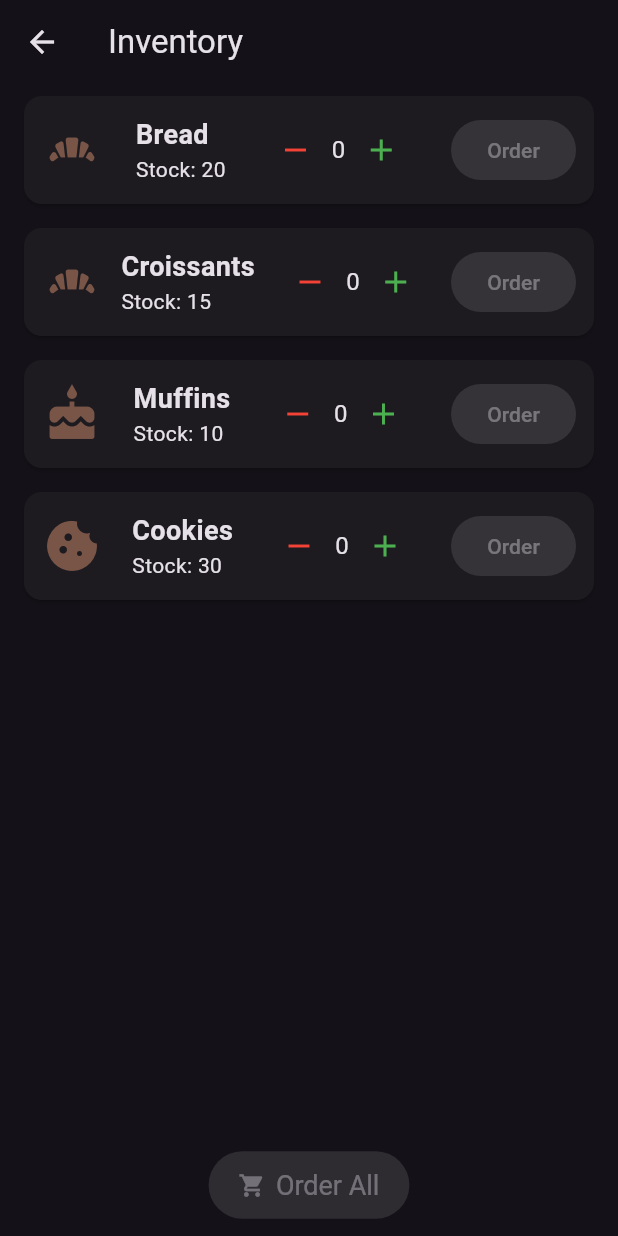
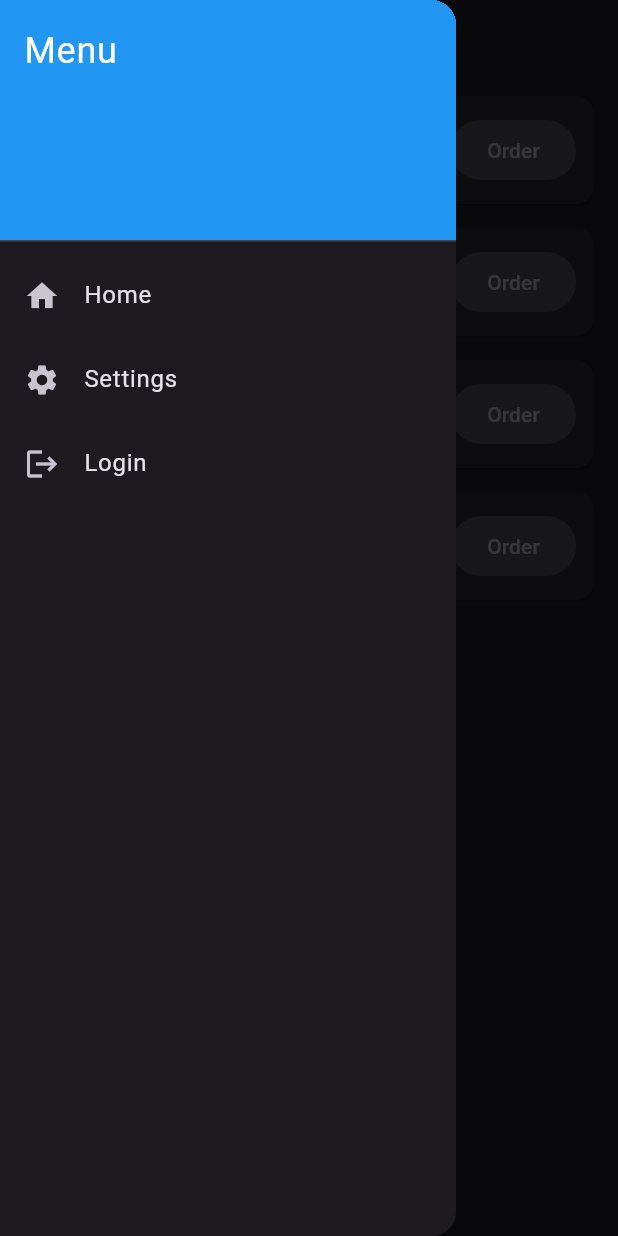
Before and after one commit to VoxMonstra/CSC-4610-Web-Warriors, a Flutter app: the InventoryPage screen opened by its route, with the side drawer open (before the commit the screen has no drawer), on a phone screen of 412 x 824 dp. Run offline on Flutter 3.47's test engine with Material 3 defaults, Android fonts, the phone set to English and light mode, and no system bars; our stand-ins replace shared_preferences; missing offline and left inert: mysql1; accounts and stored records are empty.

Commit message:
Chore: Add drawer to inventory screen

```diff
--- a/src/lib/screens/inventory.dart
+++ b/src/lib/screens/inventory.dart
@@ -1,4 +1,5 @@
 import 'package:flutter/material.dart';
+import 'package:src/widgets/drawer.dart';
 
 class InventoryPage extends StatefulWidget {
   const InventoryPage({super.key});
@@ -68,6 +69,7 @@ class _InventoryPageState extends State<InventoryPage> {
   Widget build(BuildContext context) {
     return Scaffold(
       appBar: AppBar(title: const Text('Inventory')),
+      drawer: AppDrawer(currPage: Text("inventory")),
       body: Column(
         children: [
           Expanded(
```
